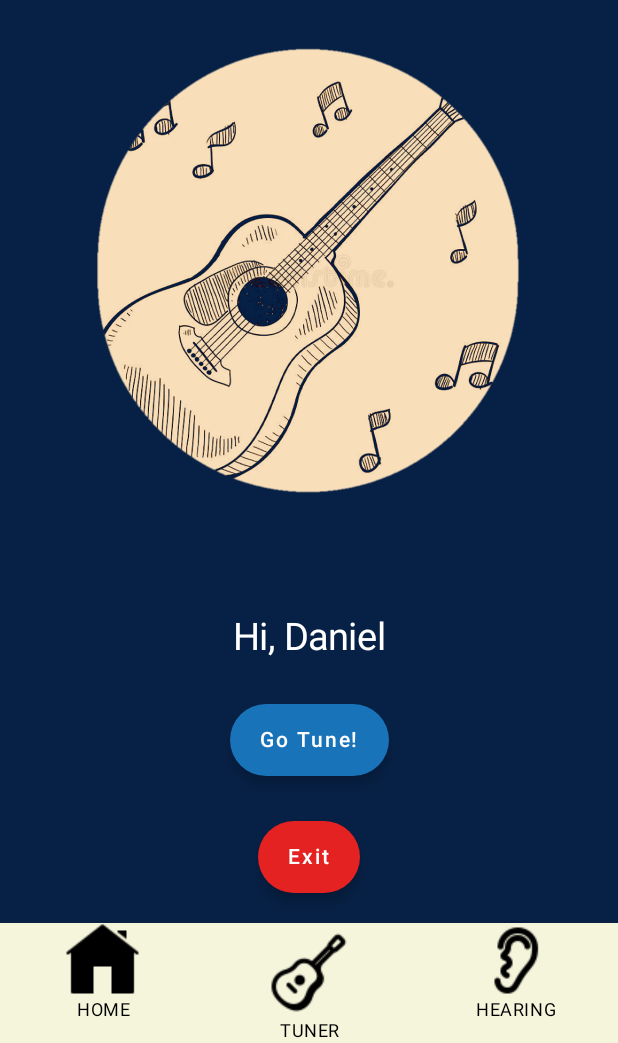
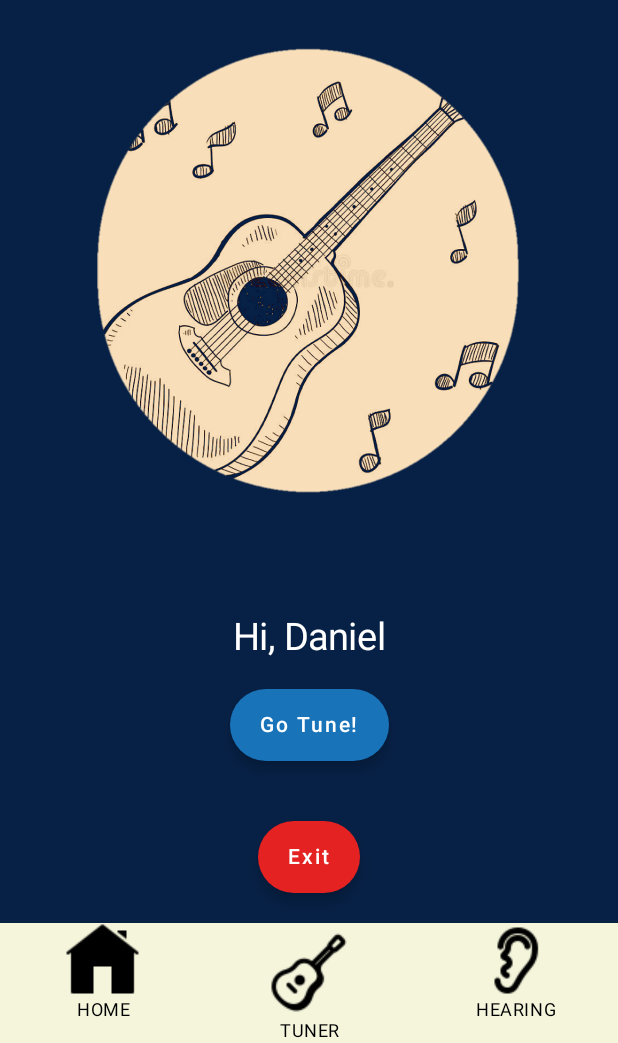
Before and after one commit to DaniValido23/Smart-Tuner-App, an Android app built with Jetpack Compose: the screen it shows after launch (MainActivity), on a phone screen of 412 x 824 dp, the part 193-1236 px from its top. Run offline under Robolectric (Android 15) with nearby library versions, the phone set to English and light mode, and no system bars.

Commit message:
Avances del dia funcionalidad 2

```diff
--- a/app/src/main/java/com/example/firstappmobilecompose/MainActivity.kt
+++ b/app/src/main/java/com/example/firstappmobilecompose/MainActivity.kt
@@ -142,9 +142,10 @@ fun TopAppBarPreview(){
 //Main page
 @Composable
 fun PagePrincipal() {
+    val activity =(LocalContext.current as? Activity)
     LazyColumn(
         modifier = Modifier
-            .fillMaxHeight()
+            .fillMaxSize()
             .background(colorResource(id = R.color.MainBlue))
     ) {
 
@@ -154,7 +155,7 @@ fun PagePrincipal() {
                 fontSize = 40.sp,
                 color = Color.White,
                 modifier = Modifier
-                    .fillMaxWidth()
+                    .fillMaxSize()
                     .absolutePadding(0.dp, 25.dp, 0.dp, 30.dp),
                 textAlign = TextAlign.Center
             )
@@ -180,24 +181,27 @@ fun PagePrincipal() {
 
             Column(
                 modifier = Modifier
-                    .fillMaxWidth()
-                    .fillMaxHeight(),
+                    .fillMaxSize(),
                 verticalArrangement = Arrangement.Center,
                 horizontalAlignment = Alignment.CenterHorizontally
             ) {
+
                 ExtendedFloatingActionButton(
                     backgroundColor = colorResource(id = R.color.Blue_Buttom),
                     onClick = { /*...*/ },
                     text = { (Text(text = "Go Tune!", color = Color.White)) },
-                    modifier = Modifier.absolutePadding(0.dp, 10.dp, 0.dp, 30.dp)
                 )
 
-                val activity =(LocalContext.current as? Activity)
+                Spacer(modifier = Modifier.height(40.dp))
+
                 ExtendedFloatingActionButton(
                     backgroundColor = colorResource(id = R.color.Red_Exit),
                     onClick = { activity?.finish()},
                     text = { (Text(text = "Exit", color = Color.White)) },
                 )
+
+                Spacer(modifier = Modifier.height(100.dp))
+
             }
 
         }
```
Also changed, not shown: app/src/main/java/com/example/firstappmobilecompose/PageTuner.kt (+34 -12 lines), app/src/main/res/drawable/acoustic_guitar.png (added), app/src/main/res/drawable/electric_acoustic_guitar.png (added), app/src/main/res/drawable/electric_guitar.png (added), app/src/main/res/drawable/top_acoustic_electric_guitar.png (deleted), app/src/main/res/drawable/top_acoustic_guitar.png (deleted), app/src/main/res/drawable/top_electric_guitar.png (deleted).
